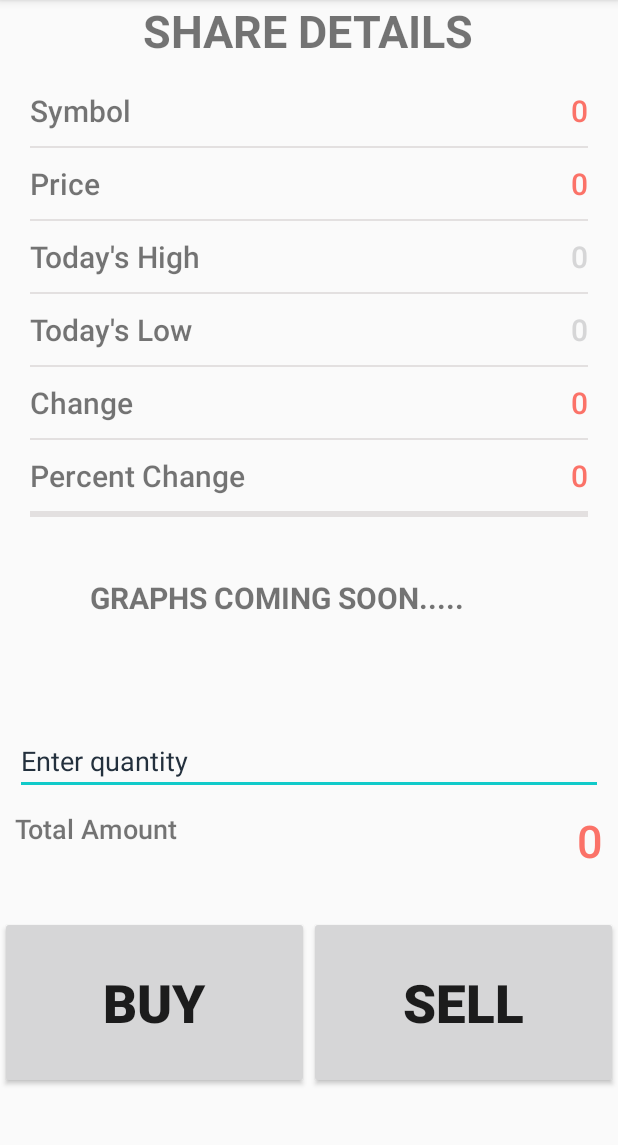
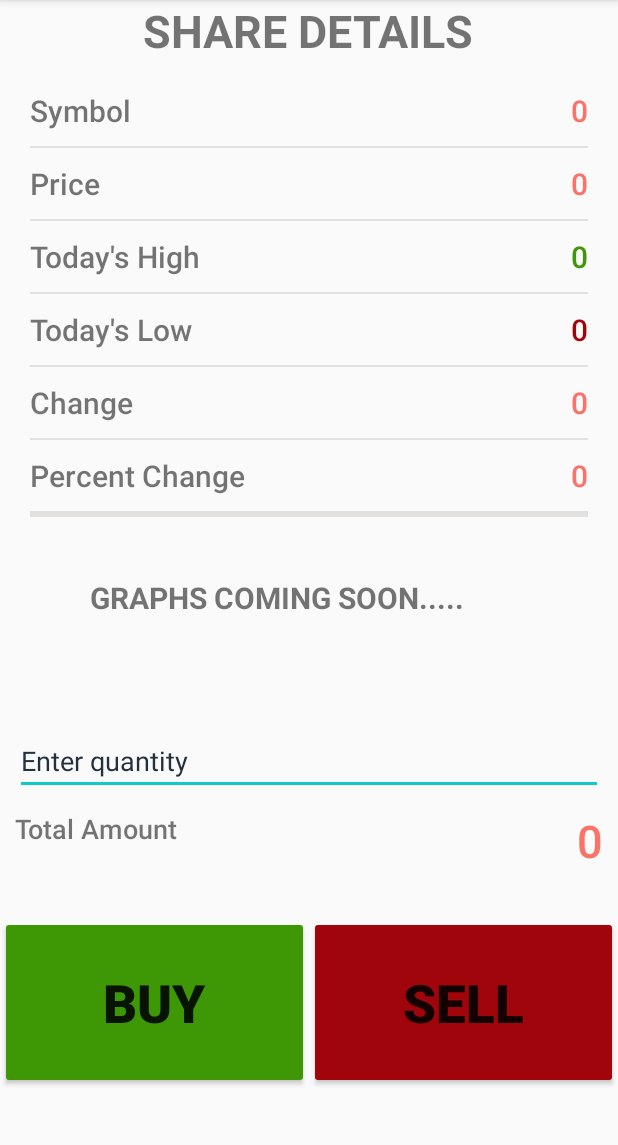
Before and after one commit to ErR0rpj/StockMoney, an Android app: the StockDetailActivity screen opened directly, with no data from a screen before it, on a phone screen of 412 x 824 dp, the part 84-1229 px from its top. Run offline under Robolectric (Android 15) with nearby library versions, the phone set to English and light mode, and no system bars; our stand-ins replace Firebase (no records; nobody signed in at launch, a user with empty details on screens opened directly); network calls fail.

Commit message:
seXY UI 2345

```diff
--- a/app/src/main/res/layout/activity_stock_detail.xml
+++ b/app/src/main/res/layout/activity_stock_detail.xml
@@ -120,7 +120,7 @@
             android:fontFamily="sans-serif-light"
             android:text="0"
             android:textAlignment="textEnd"
-            android:textColor="@color/buy"
+            android:textColor="@color/buycolor"
             android:textSize="20dp"
             android:textStyle="bold" />
 
@@ -157,7 +157,7 @@
             android:fontFamily="sans-serif-light"
             android:text="0"
             android:textAlignment="textEnd"
-            android:textColor="@color/sell"
+            android:textColor="@color/sellcolor"
             android:textSize="20dp"
             android:textStyle="bold" />
 
@@ -329,7 +329,7 @@
             android:layout_width="30dp"
             android:layout_height="115dp"
             android:layout_weight="1"
-            android:backgroundTint="@color/buy"
+            android:backgroundTint="@color/buycolor"
             android:text="BUY"
             android:textSize="35dp"
             android:textStyle="bold">
@@ -340,7 +340,7 @@
             android:id="@+id/BTNsell"
             android:layout_width="30dp"
             android:layout_height="115dp"
-            android:backgroundTint="@color/sell"
+            android:backgroundTint="@color/sellcolor"
             android:layout_weight="1"
             android:text="SELL"
             android:textSize="35dp"
--- a/app/src/main/res/values/colors.xml
+++ b/app/src/main/res/values/colors.xml
@@ -17,7 +17,8 @@
     <color name="deaths">#EF5350</color>
     <color name="active">#29B6F6</color>
 
-
+    <color name="buycolor">#3E9805</color>
+    <color name="sellcolor">#9F050B</color>
 
     <color name="address">#2F7092</color>
     <color name="followers">#0D5D98</color>
```
